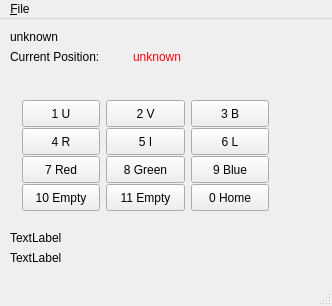
xyficu/flifilterwheelqt, file mainwindow.ui: the form before one commit.
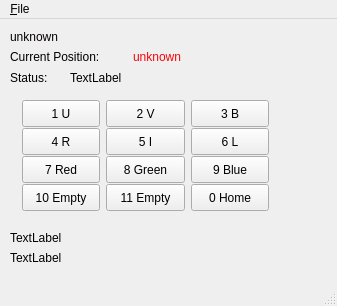
The form after the commit.

The edit to the form file:
```diff
--- a/mainwindow.ui
+++ b/mainwindow.ui
@@ -6,7 +6,7 @@
    <rect>
     <x>0</x>
     <y>0</y>
-    <width>332</width>
+    <width>337</width>
     <height>306</height>
    </rect>
   </property>
@@ -79,7 +79,7 @@
      <string>TextLabel</string>
     </property>
    </widget>
-   <widget class="QWidget" name="">
+   <widget class="QWidget" name="layoutWidget">
     <property name="geometry">
      <rect>
       <x>11</x>
@@ -439,6 +439,32 @@
      </item>
     </layout>
    </widget>
+   <widget class="QLabel" name="label_CurStatus">
+    <property name="geometry">
+     <rect>
+      <x>70</x>
+      <y>50</y>
+      <width>67</width>
+      <height>17</height>
+     </rect>
+    </property>
+    <property name="text">
+     <string>TextLabel</string>
+    </property>
+   </widget>
+   <widget class="QLabel" name="label_2">
+    <property name="geometry">
+     <rect>
+      <x>10</x>
+      <y>50</y>
+      <width>67</width>
+      <height>17</height>
+     </rect>
+    </property>
+    <property name="text">
+     <string>Status:</string>
+    </property>
+   </widget>
    <zorder>layoutWidget</zorder>
    <zorder>label</zorder>
    <zorder>labelFLI</zorder>
@@ -451,7 +477,7 @@
     <rect>
      <x>0</x>
      <y>0</y>
-     <width>332</width>
+     <width>337</width>
      <height>25</height>
     </rect>
    </property>
```
Left out of the diff: 2 changed lines with no effect on the pictures.
